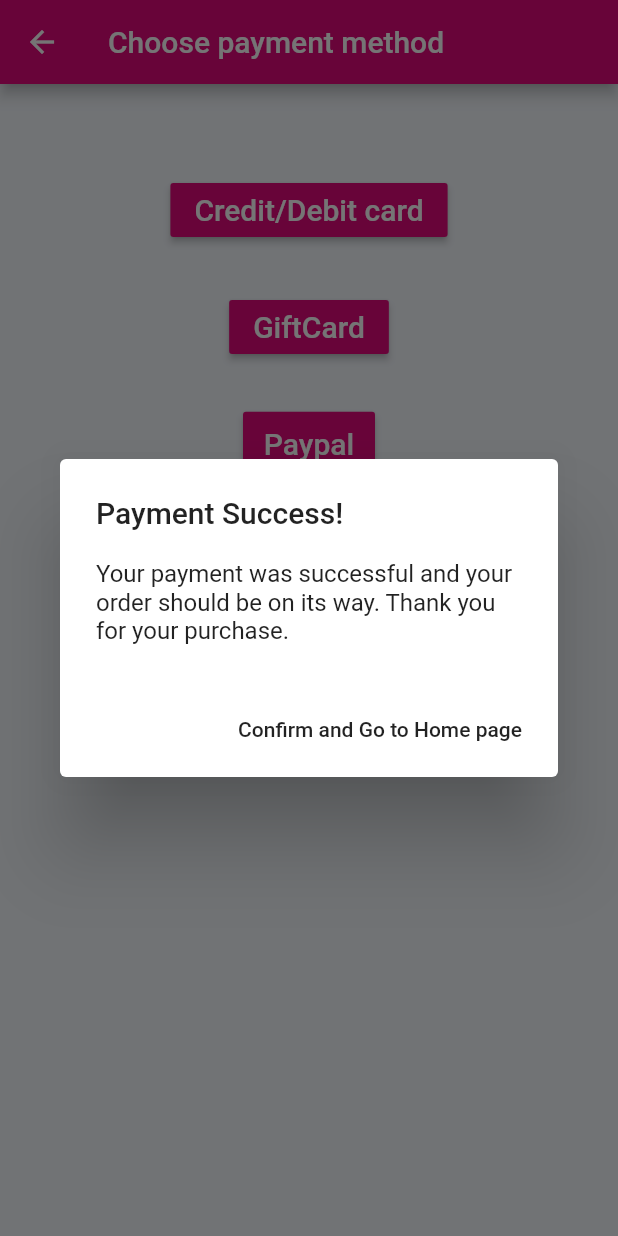
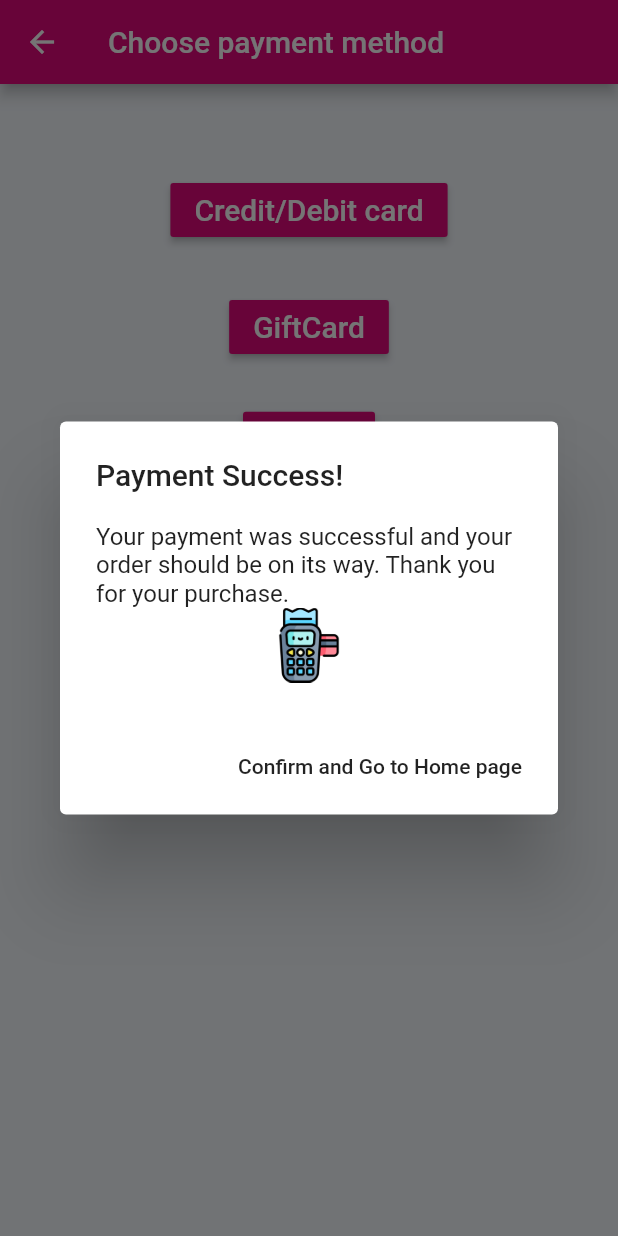
Before and after one commit to PaulinaArvizu/Wag-proyectoMoviles, a Flutter app: the Payment screen opened directly with empty values, after a tap on "Credit/Debit card", on a phone screen of 412 x 824 dp. Run offline on Flutter 3.47's test engine with Material 2 defaults, Android fonts, the phone set to English and light mode, and no system bars; our stand-ins replace bloc, cloud_firestore, equatable, firebase_auth, firebase_core, firebase_storage and 4 more; accounts and stored records are empty; generated files the repository leaves out were written again; Roboto replaces fonts that are missing (Poppins Regular); statements that could not run were skipped.

Commit message:
Dialog cannot be dissmissed

```diff
--- a/lib/store/cart/payment.dart
+++ b/lib/store/cart/payment.dart
@@ -74,16 +74,20 @@ class _PaymentState extends State<Payment> {
   void _gotoPayment() {
     showDialog(
         context: context,
+        barrierDismissible: false,
         builder: (BuildContext context) {
           return AlertDialog(
             title: Text('Payment Success!'),
-            content: SingleChildScrollView(
-              child: ListBody(
-                children: <Widget>[
-                  Text(
-                      'Your payment was successful and your order should be on its way. Thank you for your purchase.'),
-                ],
-              ),
+            content: Column(
+              mainAxisSize: MainAxisSize.min,
+              children: [
+                Text(
+                    'Your payment was successful and your order should be on its way. Thank you for your purchase.'),
+                Image.asset(
+                  'assets/images/PaymentSuccess.png',
+                  height: 50,
+                ),
+              ],
             ),
             actions: <Widget>[
               FlatButton(
```
